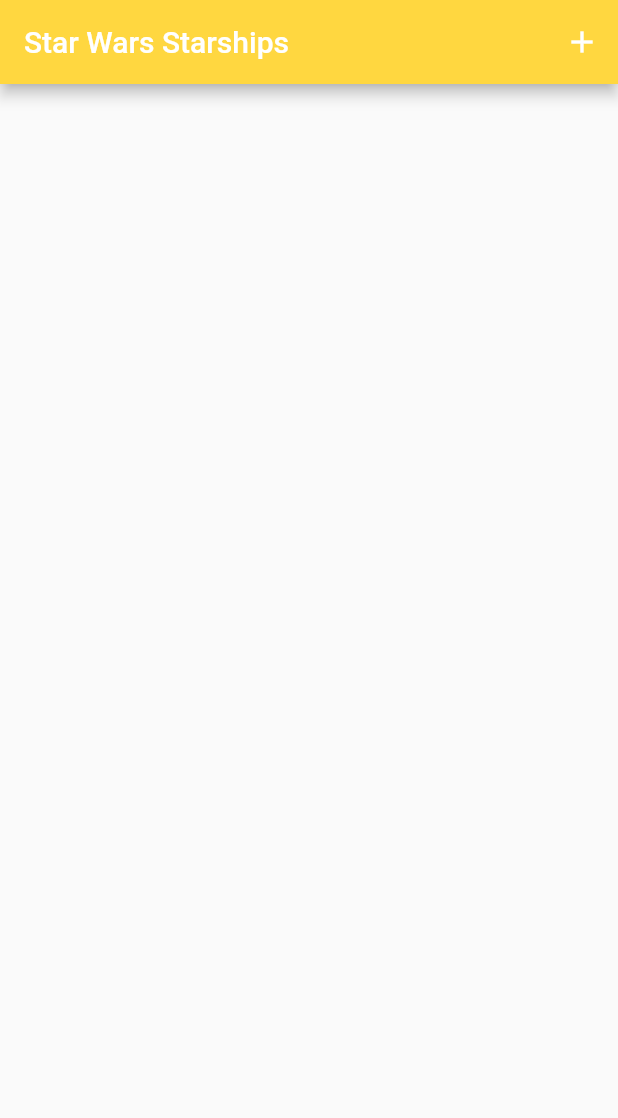
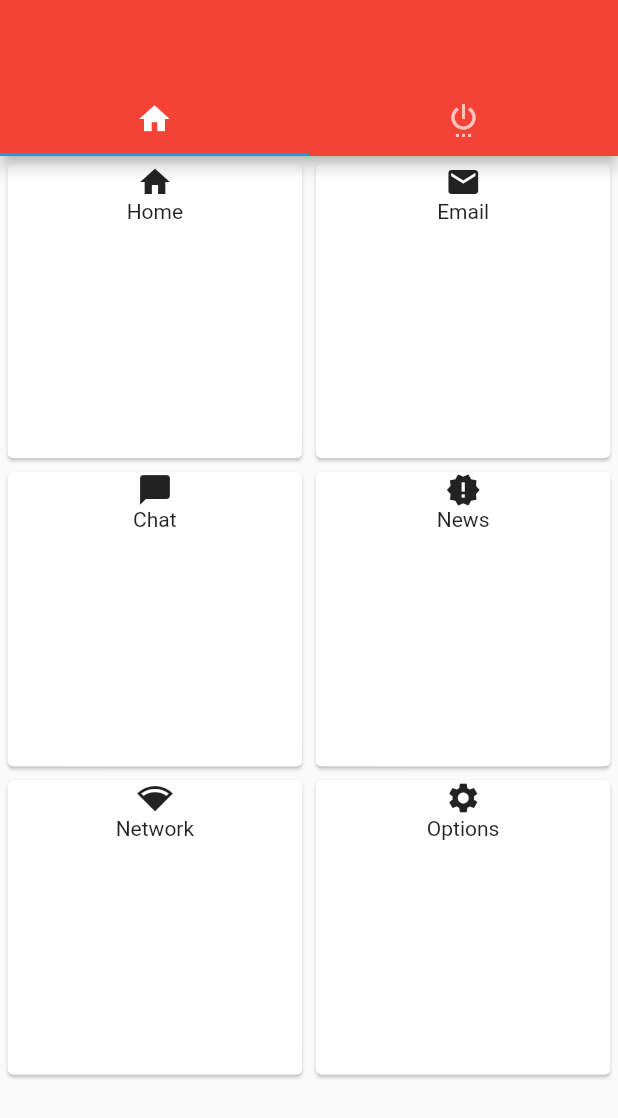
Before and after one commit to zeppi/flutter-learning, a Flutter app: the screen it shows after launch, on a phone screen of 412 x 824 dp. Shown: the top 1118 px of the screen. Run offline on Flutter 3.47's test engine with Material 2 defaults, Android fonts, the phone set to English and light mode, and no system bars.

Commit message:
First step towards something that looks like a code organization.

```diff
--- /dev/null
+++ b/lib/TutoHome.dart
@@ -0,0 +1,133 @@
+
+import 'package:flutter/material.dart';
+import 'appWidgets/TutoGridCell.dart';
+
+class TutoHome extends StatefulWidget {
+  @override
+  TutoHomeState createState() => TutoHomeState();
+}
+
+class TutoHomeState extends State<TutoHome> with SingleTickerProviderStateMixin {
+  TabController tabController;
+
+  @override
+  void initState() {
+    super.initState();
+    tabController = TabController(length: 2, vsync: this);
+  }
+
+  @override
+  void dispose() {
+    tabController.dispose();
+    super.dispose();
+  }
+
+  TabBar makeTabBar() {
+    return TabBar(tabs: <Tab>[
+      Tab(
+        icon: Icon(Icons.home),
+      ),
+      Tab(
+        icon: Icon(Icons.settings_power),
+      ),
+    ], controller: tabController);
+  }
+
+  TabBarView makeTabBarView(tabs) {
+    return TabBarView(
+      children: tabs,
+      controller: tabController,
+    );
+  }
+
+  @override
+  Widget build(BuildContext context) {
+    return MaterialApp(
+      home: Scaffold(
+        appBar: AppBar(
+          backgroundColor: Colors.red,
+          bottom: makeTabBar(),
+        ),
+        body: makeTabBarView(<Widget>[TheGridView().build(), SimpleWidget()]),
+      ),
+    );
+  }
+}
+
+class SimpleWidget extends StatefulWidget {
+  @override
+  SimpleWidgetState createState() => SimpleWidgetState();
+}
+
+class SimpleWidgetState extends State<SimpleWidget> {
+  int stepCounter = 0;
+  List<Step> steps = [
+    Step(
+      title: Text("Step One"),
+      content: Text("This is the first step"),
+      isActive: true,
+    ),
+    Step(
+      title: Text("Step Two"),
+      content: Text("This is the second step"),
+      isActive: true,
+    ),
+    Step(
+      title: Text("Step Three"),
+      content: Text("This is the Third step"),
+      state: StepState.editing,
+      isActive: true,
+    ),
+    Step(
+      title: Text("Step Four"),
+      content: Text("This is the fourth step"),
+      isActive: true,
+    ),
+  ];
+
+  @override
+  Widget build(BuildContext context) {
+    return Container(
+      child: Stepper(
+        currentStep: this.stepCounter,
+        steps: steps,
+        type: StepperType.vertical,
+        onStepTapped: (step) {
+          setState(() {
+            stepCounter = step;
+          });
+        },
+        onStepCancel: () {
+          setState(() {
+            stepCounter > 0 ? stepCounter -= 1 : stepCounter = 0;
+          });
+        },
+        onStepContinue: () {
+          setState(() {
+            stepCounter < steps.length - 1 ? stepCounter += 1 : stepCounter = 0;
+          });
+        },
+      ),
+    );
+  }
+}
+
+class TheGridView {
+  GridView build() {
+    return GridView.count(
+        primary: true,
+        padding: EdgeInsets.all(1.0),
+        crossAxisCount: 2,
+        childAspectRatio: 1.0,
+        mainAxisSpacing: 1.0,
+        crossAxisSpacing: 1.0,
+        children: <Widget>[
+          TutoGridCell("Home", Icons.home, '/'),
+          TutoGridCell("Email", Icons.email,'/'),
+          TutoGridCell("Chat", Icons.chat_bubble, '/'),
+          TutoGridCell("News", Icons.new_releases, '/'),
+          TutoGridCell("Network", Icons.network_wifi, '/'),
+          TutoGridCell("Options", Icons.settings, '/'),
+        ]);
+  }
+}
--- /dev/null
+++ b/lib/appWidgets/TutoGridCell.dart
@@ -0,0 +1,36 @@
+import 'package:flutter/material.dart';
+
+class TutoGridCell extends StatelessWidget
+{
+  final String _route;
+  final String _name;
+  final IconData _icon;
+
+  const TutoGridCell(
+      this._name,
+      this._icon,
+      this._route,
+      {Key key}) : super(key: key);
+
+  @override
+  Widget build(BuildContext ctx) {
+    return Card(
+      elevation: 1.0,
+      child: InkWell(
+        splashColor: Colors.blue.withAlpha(30),
+        onTap: () {
+          Navigator.of(ctx).pushNamed(_route);
+        },
+        child: Column(
+          crossAxisAlignment: CrossAxisAlignment.stretch,
+          mainAxisSize: MainAxisSize.min,
+          verticalDirection: VerticalDirection.down,
+          children: <Widget>[
+            Center(child: Icon(_icon)),
+            Center(child: Text(_name)),
+          ],
+        ),
+      ),
+    );
+  }
+}
```
Also changed, not shown: lib/main.dart (+17 -155 lines).
